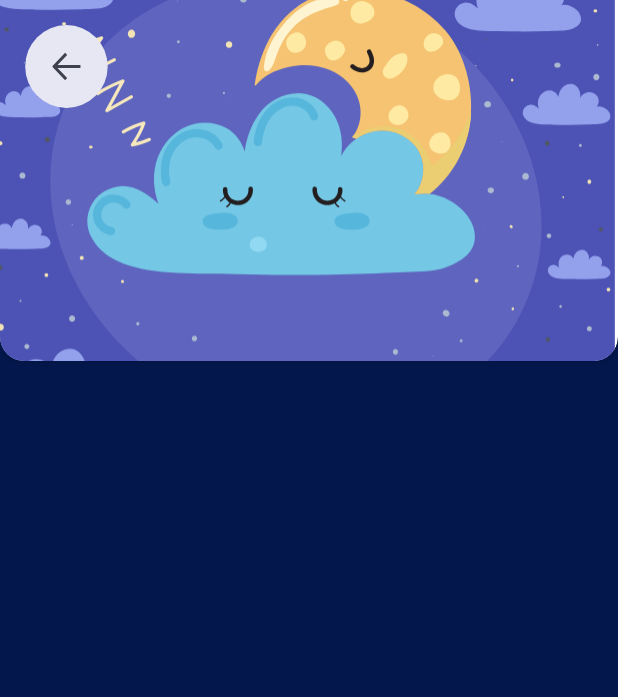
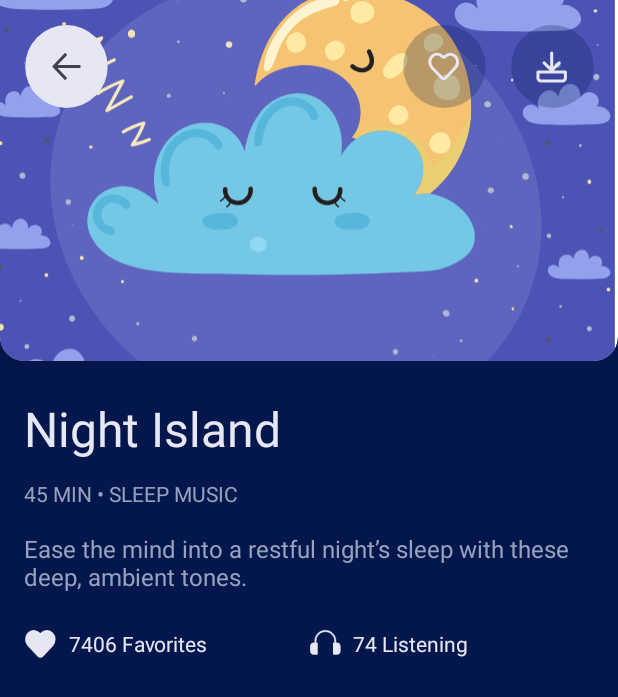
Before and after one commit to DmitryAvanesov/sleep, an Android app: the screen it shows after launch (TrackActivity), after a tap on "Night Island", on a phone screen of 412 x 824 dp. Shown: the top 697 px of the screen. Run offline under Robolectric (Android 15) with nearby library versions, the phone set to English and light mode, and no system bars.

Commit message:
Partially added the track page layout

```diff
--- a/app/src/main/java/com/example/sleep/core/Track.kt
+++ b/app/src/main/java/com/example/sleep/core/Track.kt
@@ -1,3 +1,11 @@
 package com.example.sleep.core
 
-data class Track(val id: Int, val name: String, val minutes: Int, val categories: List<Int>)
+data class Track(
+    val id: Int,
+    val name: String,
+    val description: String,
+    val minutes: Int,
+    val categories: List<Int>,
+    val favorites: Int,
+    val listening: Int
+)
--- a/app/src/main/java/com/example/sleep/core/TrackViewModel.kt
+++ b/app/src/main/java/com/example/sleep/core/TrackViewModel.kt
@@ -5,24 +5,168 @@ import androidx.lifecycle.ViewModel
 
 class TrackViewModel : ViewModel() {
     private val model = listOf(
-        Track(id = 0, name = "Night Island", minutes = 45, categories = listOf(1, 3)),
-        Track(id = 1, name = "Sweet Sleep", minutes = 25, categories = listOf(1, 4)),
-        Track(id = 2, name = "Good Night", minutes = 28, categories = listOf(1, 2)),
-        Track(id = 3, name = "Moon Clouds", minutes = 14, categories = listOf(2)),
-        Track(id = 4, name = "Bed Time", minutes = 53, categories = listOf(3)),
-        Track(id = 5, name = "Little Star", minutes = 40, categories = listOf(4)),
-        Track(id = 6, name = "Night Mist", minutes = 32, categories = listOf(4)),
-        Track(id = 7, name = "Early Bird", minutes = 12, categories = listOf(1, 4)),
-        Track(id = 8, name = "Full Moon", minutes = 19, categories = listOf(1, 4)),
-        Track(id = 9, name = "Night Island", minutes = 45, categories = listOf(1, 3)),
-        Track(id = 10, name = "Sweet Sleep", minutes = 25, categories = listOf(1, 4)),
-        Track(id = 11, name = "Good Night", minutes = 28, categories = listOf(1, 2)),
-        Track(id = 12, name = "Moon Clouds", minutes = 14, categories = listOf(2)),
-        Track(id = 13, name = "Bed Time", minutes = 53, categories = listOf(3)),
-        Track(id = 14, name = "Little Star", minutes = 40, categories = listOf(4)),
-        Track(id = 15, name = "Night Mist", minutes = 32, categories = listOf(4)),
-        Track(id = 16, name = "Early Bird", minutes = 12, categories = listOf(1, 4)),
-        Track(id = 17, name = "Full Moon", minutes = 19, categories = listOf(1, 4)),
+        Track(
+            id = 0,
+            name = "Night Island",
+            description = "Ease the mind into a restful night’s sleep with these deep, ambient tones.",
+            minutes = 45,
+            categories = listOf(1, 3),
+            favorites = (Math.random() * 10000 + 100).toInt(),
+            listening = (Math.random() * 100).toInt()
+        ),
+        Track(
+            id = 1,
+            name = "Sweet Sleep",
+            description = "Ease the mind into a restful night’s sleep with these deep, ambient tones.",
+            minutes = 25,
+            categories = listOf(1, 4),
+            favorites = (Math.random() * 10000 + 100).toInt(),
+            listening = (Math.random() * 100).toInt()
+        ),
+        Track(
+            id = 2,
+            name = "Good Night",
+            description = "Ease the mind into a restful night’s sleep with these deep, ambient tones.",
+            minutes = 28,
+            categories = listOf(1, 2),
+            favorites = (Math.random() * 10000 + 100).toInt(),
+            listening = (Math.random() * 100).toInt()
+        ),
+        Track(
+            id = 3,
+            name = "Moon Clouds",
+            description = "Ease the mind into a restful night’s sleep with these deep, ambient tones.",
+            minutes = 14,
+            categories = listOf(2),
+            favorites = (Math.random() * 10000 + 100).toInt(),
+            listening = (Math.random() * 100).toInt()
+        ),
+        Track(
+            id = 4,
+            name = "Bed Time",
+            description = "Ease the mind into a restful night’s sleep with these deep, ambient tones.",
+            minutes = 53,
+            categories = listOf(3),
+            favorites = (Math.random() * 10000 + 100).toInt(),
+            listening = (Math.random() * 100).toInt()
+        ),
+        Track(
+            id = 5,
+            name = "Little Star",
+            description = "Ease the mind into a restful night’s sleep with these deep, ambient tones.",
+            minutes = 40,
+            categories = listOf(4),
+            favorites = (Math.random() * 10000 + 100).toInt(),
+            listening = (Math.random() * 100).toInt()
+        ),
+        Track(
+            id = 6,
+            name = "Night Mist",
+            description = "Ease the mind into a restful night’s sleep with these deep, ambient tones.",
+            minutes = 32,
+            categories = listOf(4),
+            favorites = (Math.random() * 10000 + 100).toInt(),
+            listening = (Math.random() * 100).toInt()
+        ),
+        Track(
+            id = 7,
+            name = "Early Bird",
+            description = "Ease the mind into a restful night’s sleep with these deep, ambient tones.",
+            minutes = 12,
+            categories = listOf(1, 4),
+            favorites = (Math.random() * 10000 + 100).toInt(),
+            listening = (Math.random() * 100).toInt()
+        ),
+        Track(
+            id = 8,
+            name = "Full Moon",
+            description = "Ease the mind into a restful night’s sleep with these deep, ambient tones.",
+            minutes = 19,
+            categories = listOf(1, 4),
+            favorites = (Math.random() * 10000 + 100).toInt(),
+            listening = (Math.random() * 100).toInt()
+        ),
+        Track(
+            id = 9,
+            name = "Night Island",
+            description = "Ease the mind into a restful night’s sleep with these deep, ambient tones.",
+            minutes = 45,
+            categories = listOf(1, 3),
+            favorites = (Math.random() * 10000 + 100).toInt(),
+            listening = (Math.random() * 100).toInt()
+        ),
+        Track(
+            id = 10,
+            name = "Sweet Sleep",
+            description = "Ease the mind into a restful night’s sleep with these deep, ambient tones.",
+            minutes = 25,
+            categories = listOf(1, 4),
+            favorites = (Math.random() * 10000 + 100).toInt(),
+            listening = (Math.random() * 100).toInt()
+        ),
+        Track(
+            id = 11,
+            name = "Good Night",
+            description = "Ease the mind into a restful night’s sleep with these deep, ambient tones.",
+            minutes = 28,
+            categories = listOf(1, 2),
+            favorites = (Math.random() * 10000 + 100).toInt(),
+            listening = (Math.random() * 100).toInt()
+        ),
+        Track(
+            id = 12,
+            name = "Moon Clouds",
+            description = "Ease the mind into a restful night’s sleep with these deep, ambient tones.",
+            minutes = 14,
+            categories = listOf(2),
+            favorites = (Math.random() * 10000 + 100).toInt(),
+            listening = (Math.random() * 100).toInt()
+        ),
+        Track(
+            id = 13,
+            name = "Bed Time",
+            description = "Ease the mind into a restful night’s sleep with these deep, ambient tones.",
+            minutes = 53,
+            categories = listOf(3),
+            favorites = (Math.random() * 10000 + 100).toInt(),
+            listening = (Math.random() * 100).toInt()
+        ),
+        Track(
+            id = 14,
+            name = "Little Star",
+            description = "Ease the mind into a restful night’s sleep with these deep, ambient tones.",
+            minutes = 40,
+            categories = listOf(4),
+            favorites = (Math.random() * 10000 + 100).toInt(),
+            listening = (Math.random() * 100).toInt()
+        ),
+        Track(
+            id = 15,
+            name = "Night Mist",
+            description = "Ease the mind into a restful night’s sleep with these deep, ambient tones.",
+            minutes = 32,
+            categories = listOf(4),
+            favorites = (Math.random() * 10000 + 100).toInt(),
+            listening = (Math.random() * 100).toInt()
+        ),
+        Track(
+            id = 16,
+            name = "Early Bird",
+            description = "Ease the mind into a restful night’s sleep with these deep, ambient tones.",
+            minutes = 12,
+            categories = listOf(1, 4),
+            favorites = (Math.random() * 10000 + 100).toInt(),
+            listening = (Math.random() * 100).toInt()
+        ),
+        Track(
+            id = 17,
+            name = "Full Moon",
+            description = "Ease the mind into a restful night’s sleep with these deep, ambient tones.",
+            minutes = 19,
+            categories = listOf(1, 4),
+            favorites = (Math.random() * 10000 + 100).toInt(),
+            listening = (Math.random() * 100).toInt()
+        ),
     )
 
     val trackLiveData = MutableLiveData(model)
--- a/app/src/main/java/com/example/sleep/list/ListActivity.kt
+++ b/app/src/main/java/com/example/sleep/list/ListActivity.kt
@@ -36,7 +36,7 @@ class ListActivity : AppCompatActivity(R.layout.activity_list) {
                 R.id.menu_music -> {
                     true
                 }
-                R.id.menu_afsar -> {
+                R.id.menu_author -> {
                     true
                 }
                 else -> super.onOptionsItemSelected(it)
--- a/app/src/main/java/com/example/sleep/list/ListFragment.kt
+++ b/app/src/main/java/com/example/sleep/list/ListFragment.kt
@@ -12,7 +12,6 @@ import androidx.core.content.ContextCompat
 import androidx.fragment.app.Fragment
 import androidx.fragment.app.activityViewModels
 import com.example.sleep.R
-import com.example.sleep.category.CategoryActivity
 import com.example.sleep.core.Category
 import com.example.sleep.core.CategoryViewModel
 import com.example.sleep.core.TrackViewModel
@@ -22,7 +21,6 @@ class ListFragment : Fragment() {
     private val trackViewModel: TrackViewModel by activityViewModels()
     private lateinit var tableLayout: TableLayout
     private val categoryViewModel: CategoryViewModel by activityViewModels()
-    private lateinit var categoryName: String
 
     companion object {
         @JvmStatic
@@ -66,6 +64,10 @@ class ListFragment : Fragment() {
                 } else tracks
 
                 for ((index, track) in tracksFilteredByCategory.withIndex()) {
+                    val categoryName = categories.find { category ->
+                        category.id != 1 && track.categories.contains(category.id)
+                    }?.name?.uppercase()
+
                     if (categoryId == 0 || track.categories.contains(categoryId)) {
                         val leftCard = index % 2 == 0
 
@@ -91,6 +93,11 @@ class ListFragment : Fragment() {
                             val intent = Intent(activity, TrackActivity::class.java)
                             intent.putExtra("id", track.id)
                             intent.putExtra("name", track.name)
+                            intent.putExtra("description", track.description)
+                            intent.putExtra("minutes", track.minutes)
+                            intent.putExtra("categoryName", categoryName)
+                            intent.putExtra("favorites", track.favorites)
+                            intent.putExtra("listening", track.listening)
                             startActivity(intent)
                         }
                         rowLinearLayout.addView(itemLinearLayout)
@@ -130,11 +137,9 @@ class ListFragment : Fragment() {
 
                         val infoTextView = TextView(requireContext())
                         infoTextView.text = getString(
-                            R.string.list_info,
+                            R.string.track_info,
                             track.minutes,
-                            categories.find { category ->
-                                category.id != 1 && track.categories.contains(category.id)
-                            }?.name?.uppercase()
+                            categoryName
                         )
                         infoTextView.setTextColor(
                             ContextCompat.getColor(
--- a/app/src/main/java/com/example/sleep/track/TrackActivity.kt
+++ b/app/src/main/java/com/example/sleep/track/TrackActivity.kt
@@ -4,6 +4,7 @@ import android.content.Intent
 import android.os.Bundle
 import android.widget.ImageButton
 import android.widget.ImageView
+import android.widget.TextView
 import androidx.appcompat.app.AppCompatActivity
 import com.example.sleep.R
 import com.example.sleep.list.ListActivity
@@ -24,6 +25,22 @@ class TrackActivity : AppCompatActivity() {
                 packageName
             )
         )
+
+        findViewById<TextView>(R.id.track_name).text = intent.extras?.get("name") as CharSequence
+        findViewById<TextView>(R.id.track_info).text = getString(
+            R.string.track_info,
+            intent.extras?.get("minutes") as Int,
+            intent.extras?.get("categoryName")
+        )
+        findViewById<TextView>(R.id.track_description).text = intent.extras?.get("description") as CharSequence
+        findViewById<TextView>(R.id.track_favorites_label).text = getString(
+            R.string.track_favorites,
+            intent.extras?.get("favorites") as Int,
+        )
+        findViewById<TextView>(R.id.track_listening_label).text = getString(
+            R.string.track_listening,
+            intent.extras?.get("listening") as Int,
+        )
     }
 
     private fun handleBackButtonClick() {
--- /dev/null
+++ b/app/src/main/res/drawable/ic_download.xml
@@ -0,0 +1,13 @@
+<vector xmlns:android="http://schemas.android.com/apk/res/android"
+    android:width="21dp"
+    android:height="21dp"
+    android:viewportWidth="21"
+    android:viewportHeight="21">
+  <path
+      android:pathData="M15.2937,7.75L10.2937,12.75L5.2937,7.75M10.2937,11.55V1.25M1.2937,13.75V17.75C1.2937,18.85 2.1937,19.75 3.2937,19.75H17.2937C17.8241,19.75 18.3328,19.5393 18.7079,19.1642C19.083,18.7891 19.2937,18.2804 19.2937,17.75V13.75H1.2937Z"
+      android:strokeLineJoin="round"
+      android:strokeWidth="2"
+      android:fillColor="#00000000"
+      android:strokeColor="#E6E7F2"
+      android:strokeLineCap="round"/>
+</vector>
--- /dev/null
+++ b/app/src/main/res/drawable/ic_my.xml
@@ -0,0 +1,13 @@
+<vector xmlns:android="http://schemas.android.com/apk/res/android"
+    android:width="21dp"
+    android:height="19dp"
+    android:viewportWidth="21"
+    android:viewportHeight="19">
+  <path
+      android:pathData="M18.0157,2.9213C16.1379,0.9305 13.0986,0.9305 11.2209,2.9213L11.0724,3.0787C10.6445,3.5324 9.9458,3.5324 9.5091,3.0787C7.8759,1.3379 5.2558,0.8935 3.3257,2.2639C0.7231,4.125 0.4698,7.8935 2.5746,10.125L3.5004,11.1065L9.1074,17.0509C9.7624,17.7454 10.8192,17.7454 11.4742,17.0509L17.0812,11.1065L18.0069,10.125C19.8934,8.1342 19.8934,4.912 18.0157,2.9213Z"
+      android:strokeLineJoin="round"
+      android:strokeWidth="2"
+      android:fillColor="#00000000"
+      android:strokeColor="#E6E7F2"
+      android:strokeLineCap="round"/>
+</vector>
--- /dev/null
+++ b/app/src/main/res/drawable/ic_track_favorites.xml
@@ -0,0 +1,13 @@
+<vector xmlns:android="http://schemas.android.com/apk/res/android"
+    android:width="22dp"
+    android:height="19dp"
+    android:viewportWidth="22"
+    android:viewportHeight="19">
+  <path
+      android:pathData="M18.6446,3.1788C16.7668,1.1881 13.7275,1.1881 11.8498,3.1788L11.7013,3.3363C11.2734,3.79 10.5747,3.79 10.138,3.3363C8.5048,1.5955 5.8847,1.1511 3.9546,2.5214C1.352,4.3825 1.0987,8.1511 3.2035,10.3826L4.1293,11.364L9.7363,17.3085C10.3913,18.0029 11.4481,18.0029 12.1031,17.3085L17.7101,11.364L18.6358,10.3826C20.5223,8.3918 20.5223,5.1696 18.6446,3.1788Z"
+      android:strokeLineJoin="round"
+      android:strokeWidth="2"
+      android:fillColor="#E6E7F2"
+      android:strokeColor="#E6E7F2"
+      android:strokeLineCap="round"/>
+</vector>
--- /dev/null
+++ b/app/src/main/res/drawable/ic_track_listening.xml
@@ -0,0 +1,17 @@
+<vector xmlns:android="http://schemas.android.com/apk/res/android"
+    android:width="21dp"
+    android:height="17dp"
+    android:viewportWidth="21"
+    android:viewportHeight="17">
+  <path
+      android:pathData="M20.7349,11.3326V14.3326C20.7349,15.7126 19.6149,16.8326 18.2349,16.8326H16.2349C15.9549,16.8326 15.7349,16.6026 15.7349,16.3326V9.3326C15.7349,9.0526 15.9549,8.8326 16.2349,8.8326H16.7349V8.8226H17.7349V8.8326H18.2349C19.6149,8.8326 20.7349,9.9526 20.7349,11.3326Z"
+      android:fillColor="#E6E7F2"/>
+  <path
+      android:pathData="M5.7349,9.3326V16.3326C5.7349,16.6026 5.5149,16.8326 5.2349,16.8326H3.2349C1.8549,16.8326 0.7349,15.7126 0.7349,14.3326V11.3326C0.7349,9.9526 1.8549,8.8326 3.2349,8.8326H3.7349V8.8226H4.7349V8.8326H5.2349C5.5149,8.8326 5.7349,9.0426 5.7349,9.3326Z"
+      android:fillColor="#E6E7F2"/>
+  <path
+      android:pathData="M17.7349,7.8126V8.8226H16.7349V7.8126C16.7349,4.5026 14.0449,1.8126 10.7349,1.8126C7.4249,1.8126 4.7349,4.5026 4.7349,7.8126V8.8226H3.7349V7.8126C3.7349,3.9526 6.8649,0.8126 10.7349,0.8126C14.6049,0.8126 17.7349,3.9526 17.7349,7.8126Z"
+      android:strokeWidth="0.25"
+      android:fillColor="#E6E7F2"
+      android:strokeColor="#E6E7F2"/>
+</vector>
--- /dev/null
+++ b/app/src/main/res/drawable/ic_transparent_button_background.xml
@@ -0,0 +1,10 @@
+<vector xmlns:android="http://schemas.android.com/apk/res/android"
+    android:width="56dp"
+    android:height="55dp"
+    android:viewportWidth="56"
+    android:viewportHeight="55">
+  <path
+      android:pathData="M28.2937,55L28.2937,55A27.5,27.5 0,0 1,0.7937 27.5L0.7937,27.5A27.5,27.5 0,0 1,28.2937 0L28.2937,0A27.5,27.5 0,0 1,55.7937 27.5L55.7937,27.5A27.5,27.5 0,0 1,28.2937 55z"
+      android:fillColor="#03174C"
+      android:fillAlpha="0.25" />
+</vector>
--- a/app/src/main/res/layout/activity_track.xml
+++ b/app/src/main/res/layout/activity_track.xml
@@ -42,7 +42,116 @@
                 android:background="@drawable/ic_top_button_background"
                 app:srcCompat="@drawable/ic_back_button_icon" />
 
+            <View
+                android:id="@+id/track_space_view"
+                android:layout_width="0dp"
+                android:layout_height="0dp"
+                android:layout_weight="1" />
+
+            <ImageButton
+                android:id="@+id/track_my_button"
+                android:layout_width="wrap_content"
+                android:layout_height="wrap_content"
+                android:layout_marginRight="16dp"
+                android:background="@drawable/ic_transparent_button_background"
+                app:srcCompat="@drawable/ic_my" />
+
+            <ImageButton
+                android:id="@+id/track_download_button"
+                android:layout_width="wrap_content"
+                android:layout_height="wrap_content"
+                android:background="@drawable/ic_transparent_button_background"
+                app:srcCompat="@drawable/ic_download" />
+
         </LinearLayout>
 
     </androidx.cardview.widget.CardView>
+
+    <LinearLayout
+        android:layout_width="match_parent"
+        android:layout_height="0dp"
+        android:layout_marginStart="16dp"
+        android:layout_marginTop="24dp"
+        android:layout_marginEnd="16dp"
+        android:orientation="vertical"
+        app:layout_constraintEnd_toEndOf="parent"
+        app:layout_constraintStart_toStartOf="parent"
+        app:layout_constraintTop_toBottomOf="@+id/track_card">
+
+        <TextView
+            android:id="@+id/track_name"
+            android:layout_width="wrap_content"
+            android:layout_height="wrap_content"
+            android:layout_marginBottom="12dp"
+            android:textColor="@color/light_pink"
+            android:textSize="32sp" />
+
+        <TextView
+            android:id="@+id/track_info"
+            android:layout_width="wrap_content"
+            android:layout_height="wrap_content"
+            android:layout_marginBottom="16dp"
+            android:text="@string/track_info"
+            android:textColor="@color/pink"
+            android:textSize="14sp" />
+
+        <TextView
+            android:id="@+id/track_description"
+            android:layout_width="match_parent"
+            android:layout_height="wrap_content"
+            android:layout_marginBottom="24dp"
+            android:textColor="@color/pink"
+            android:textSize="16sp" />
+
+        <LinearLayout
+            android:id="@+id/track_stats_layout"
+            android:layout_width="match_parent"
+            android:layout_height="match_parent"
+            android:orientation="horizontal">
+
+            <LinearLayout
+                android:id="@+id/track_favorites_layout"
+                android:layout_width="match_parent"
+                android:layout_height="match_parent"
+                android:layout_weight="1"
+                android:orientation="horizontal">
+
+                <ImageView
+                    android:id="@+id/track_favorites_icon"
+                    android:layout_width="wrap_content"
+                    android:layout_height="wrap_content"
+                    android:layout_marginEnd="8dp"
+                    app:srcCompat="@drawable/ic_track_favorites" />
+
+                <TextView
+                    android:id="@+id/track_favorites_label"
+                    android:layout_width="wrap_content"
+                    android:layout_height="wrap_content"
+                    android:textColor="@color/light_pink" />
+
+            </LinearLayout>
+
+            <LinearLayout
+                android:id="@+id/track_listening_layout"
+                android:layout_width="match_parent"
+                android:layout_height="match_parent"
+                android:layout_weight="1"
+                android:orientation="horizontal">
+
+                <ImageView
+                    android:id="@+id/track_listening_icon"
+                    android:layout_width="wrap_content"
+                    android:layout_height="wrap_content"
+                    android:layout_marginEnd="8dp"
+                    app:srcCompat="@drawable/ic_track_listening" />
+
+                <TextView
+                    android:id="@+id/track_listening_label"
+                    android:layout_width="wrap_content"
+                    android:layout_height="wrap_content"
+                    android:textColor="@color/light_pink" />
+            </LinearLayout>
+        </LinearLayout>
+
+    </LinearLayout>
 </androidx.constraintlayout.widget.ConstraintLayout>
--- a/app/src/main/res/menu/menu.xml
+++ b/app/src/main/res/menu/menu.xml
@@ -17,7 +17,7 @@
         android:icon="@drawable/menu_music"
         android:title="@string/menu_music" />
     <item
-        android:id="@+id/menu_afsar"
-        android:icon="@drawable/menu_afsar"
-        android:title="@string/menu_afsar" />
+        android:id="@+id/menu_author"
+        android:icon="@drawable/menu_author"
+        android:title="@string/menu_author" />
 </menu>
--- a/app/src/main/res/values/strings.xml
+++ b/app/src/main/res/values/strings.xml
@@ -1,15 +1,17 @@
 <resources>
     <string name="app_name">sleep</string>
-    <string name="list_info">%1$d MIN &#8226; %2$s MUSIC</string>
+    <string name="track_info">%1$d MIN &#8226; %2$s MUSIC</string>
     <string name="menu_home">Home</string>
     <string name="menu_sleep">Sleep</string>
     <string name="menu_meditate">Meditate</string>
     <string name="menu_music">Music</string>
-    <string name="menu_afsar">Afsar</string>
+    <string name="menu_author">Author</string>
     <string name="header_title">Sleep Stories</string>
     <string name="header_info">Soothing bedtime stories to help you fall into a deep and natural sleep</string>
     <string name="premium_name">The Ocean Moon</string>
     <string name="premium_info">Non-stop 8-hour mixes of our most popular sleep audio</string>
     <string name="start_button_text">Start</string>
     <string name="category_title">%1$s Music</string>
+    <string name="track_favorites">%1$d Favorites</string>
+    <string name="track_listening">%1$d Listening</string>
 </resources>
```
Also changed, not shown: app/src/main/res/drawable/menu_author.xml (renamed from app/src/main/res/drawable/menu_afsar.xml).
